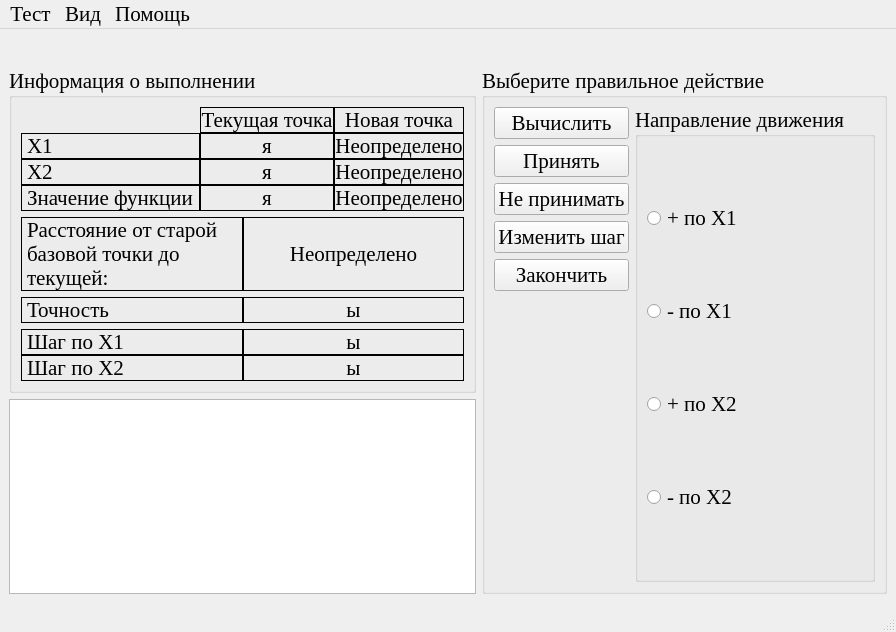
Above: optimizationmethods/ui/CWdescent_fixwindow.ui from Eliminationzx/optimizationmethods before the change. Below: the same form after it.
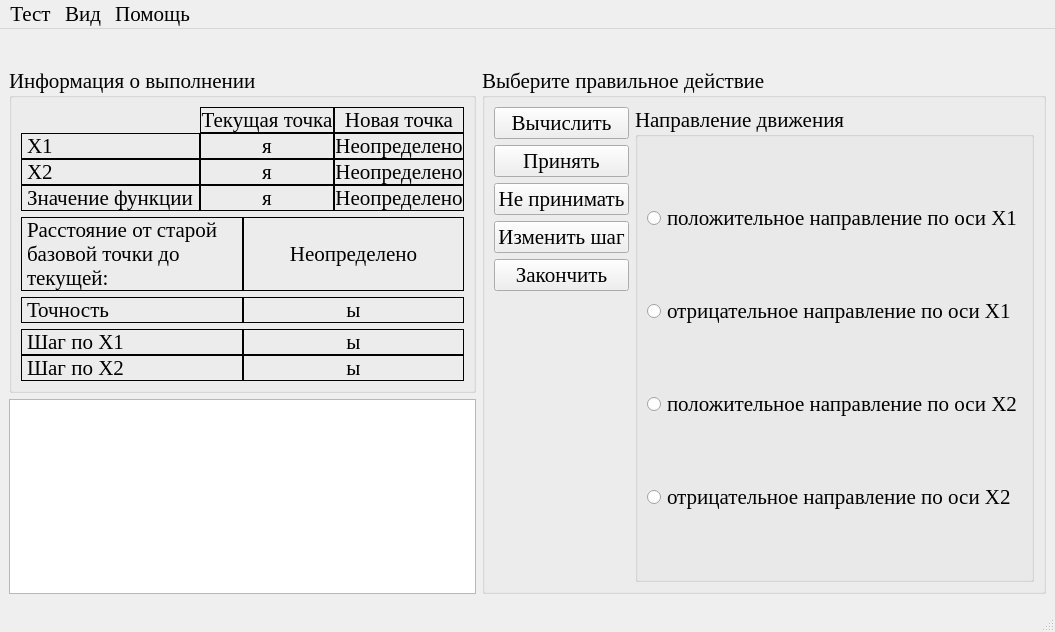
That is the form after the change. Icons and pictures are not drawn.

Commit message: В форме первого метода заменил "+ по Х1" на "положительное направление по оси Х1" и т.д.

```diff
--- a/optimizationmethods/ui/CWdescent_fixwindow.ui
+++ b/optimizationmethods/ui/CWdescent_fixwindow.ui
@@ -413,28 +413,28 @@
               <item>
                <widget class="QRadioButton" name="up_x1_rb">
                 <property name="text">
-                 <string>+ по Х1</string>
+                 <string>положительное направление по оси Х1</string>
                 </property>
                </widget>
               </item>
               <item>
                <widget class="QRadioButton" name="down_x1_rb">
                 <property name="text">
-                 <string>- по Х1</string>
+                 <string>отрицательное направление по оси Х1</string>
                 </property>
                </widget>
               </item>
               <item>
                <widget class="QRadioButton" name="up_x2_rb">
                 <property name="text">
-                 <string>+ по Х2</string>
+                 <string>положительное направление по оси Х2</string>
                 </property>
                </widget>
               </item>
               <item>
                <widget class="QRadioButton" name="down_x2_rb">
                 <property name="text">
-                 <string>- по Х2</string>
+                 <string>отрицательное направление по оси Х2</string>
                 </property>
                </widget>
               </item>
```
